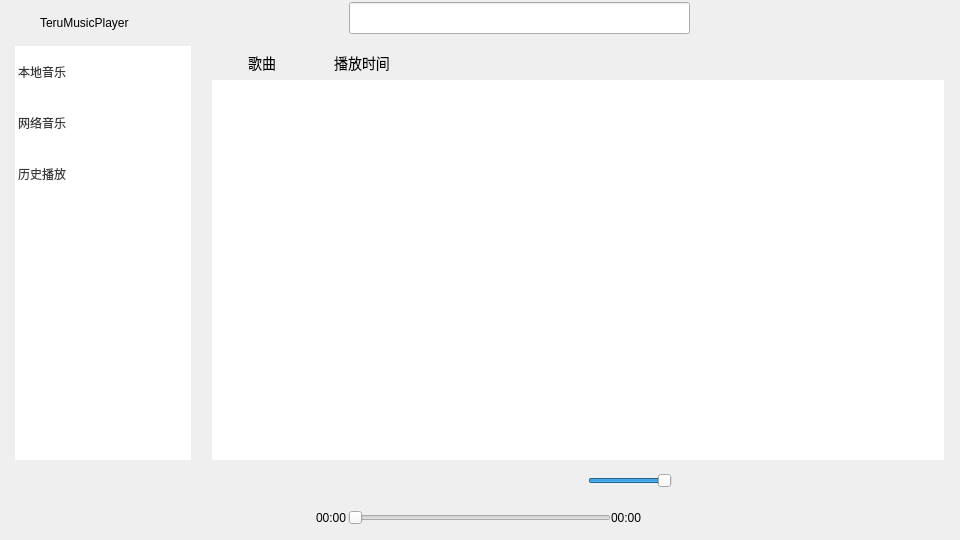
Qt form musicplayer.ui (Teru10969/MusicPlayer) before a commit.
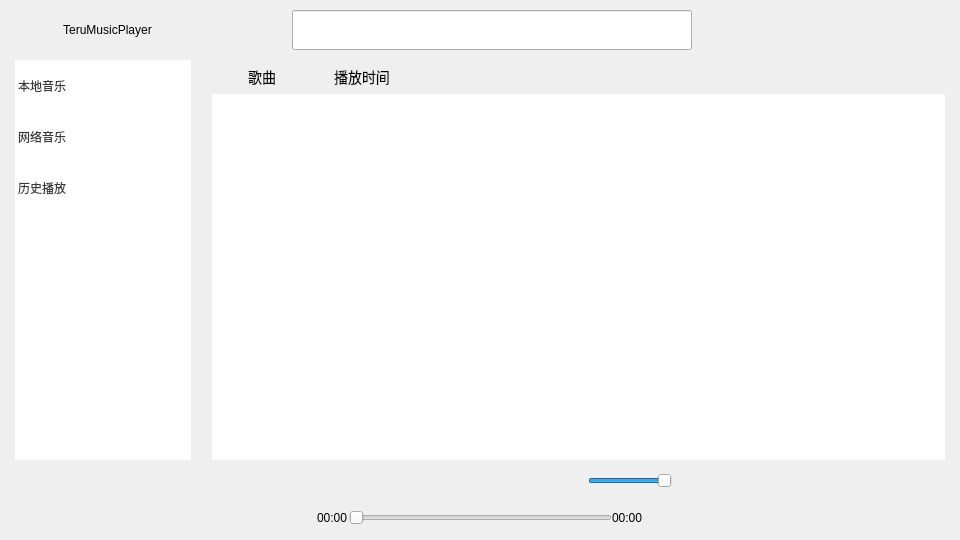
The same form after that commit. Icons and pictures are not drawn.

What changed in the file:
```diff
--- a/musicplayer.ui
+++ b/musicplayer.ui
@@ -68,7 +68,7 @@
     <number>0</number>
    </property>
    <property name="rightMargin">
-    <number>1</number>
+    <number>0</number>
    </property>
    <property name="bottomMargin">
     <number>0</number>
@@ -111,6 +111,12 @@
           <verstretch>0</verstretch>
          </sizepolicy>
         </property>
+        <property name="minimumSize">
+         <size>
+          <width>0</width>
+          <height>60</height>
+         </size>
+        </property>
         <property name="layoutDirection">
          <enum>Qt::LeftToRight</enum>
         </property>
@@ -143,8 +149,8 @@
            </property>
            <property name="minimumSize">
             <size>
-             <width>40</width>
-             <height>40</height>
+             <width>60</width>
+             <height>60</height>
             </size>
            </property>
            <property name="maximumSize">
@@ -160,8 +166,12 @@
          </item>
          <item>
           <widget class="QLabel" name="label">
+           <property name="styleSheet">
+            <string notr="true">font: 20pt &quot;Mistral&quot;;
+font-color:rgb(85, 85, 127);</string>
+           </property>
            <property name="text">
-            <string>TeruMusicPlayer</string>
+            <string> TeruMusicPlayer</string>
            </property>
            <property name="textFormat">
             <enum>Qt::PlainText</enum>
@@ -234,10 +244,10 @@
               <widget class="QPushButton" name="search">
                <property name="geometry">
                 <rect>
-                 <x>400</x>
-                 <y>2</y>
-                 <width>32</width>
-                 <height>32</height>
+                 <x>390</x>
+                 <y>10</y>
+                 <width>40</width>
+                 <height>40</height>
                 </rect>
                </property>
                <property name="sizePolicy">
@@ -248,14 +258,14 @@
                </property>
                <property name="minimumSize">
                 <size>
-                 <width>32</width>
-                 <height>32</height>
+                 <width>40</width>
+                 <height>40</height>
                 </size>
                </property>
                <property name="maximumSize">
                 <size>
-                 <width>32</width>
-                 <height>32</height>
+                 <width>40</width>
+                 <height>40</height>
                 </size>
                </property>
                <property name="text">
@@ -272,10 +282,10 @@
               <widget class="QLineEdit" name="searchline">
                <property name="geometry">
                 <rect>
-                 <x>90</x>
-                 <y>2</y>
-                 <width>341</width>
-                 <height>32</height>
+                 <x>30</x>
+                 <y>10</y>
+                 <width>400</width>
+                 <height>40</height>
                 </rect>
                </property>
                <property name="sizePolicy">
@@ -287,13 +297,13 @@
                <property name="minimumSize">
                 <size>
                  <width>0</width>
-                 <height>32</height>
+                 <height>40</height>
                 </size>
                </property>
                <property name="maximumSize">
                 <size>
                  <width>16777215</width>
-                 <height>32</height>
+                 <height>40</height>
                 </size>
                </property>
                <property name="alignment">
@@ -325,6 +335,9 @@
          </item>
          <item>
           <layout class="QHBoxLayout" name="horizontalLayout">
+           <property name="spacing">
+            <number>8</number>
+           </property>
            <property name="bottomMargin">
             <number>10</number>
            </property>
@@ -332,14 +345,14 @@
             <widget class="QPushButton" name="pushButton">
              <property name="minimumSize">
               <size>
-               <width>32</width>
-               <height>32</height>
+               <width>40</width>
+               <height>40</height>
               </size>
              </property>
              <property name="maximumSize">
               <size>
-               <width>32</width>
-               <height>32</height>
+               <width>40</width>
+               <height>40</height>
               </size>
              </property>
              <property name="text">
@@ -361,14 +374,14 @@
             <widget class="QPushButton" name="close">
              <property name="minimumSize">
               <size>
-               <width>32</width>
-               <height>32</height>
+               <width>40</width>
+               <height>40</height>
               </size>
              </property>
              <property name="maximumSize">
               <size>
-               <width>32</width>
-               <height>32</height>
+               <width>40</width>
+               <height>40</height>
               </size>
              </property>
              <property name="styleSheet">
```
Left out of the diff: 55 changed lines with no effect on the pictures.
